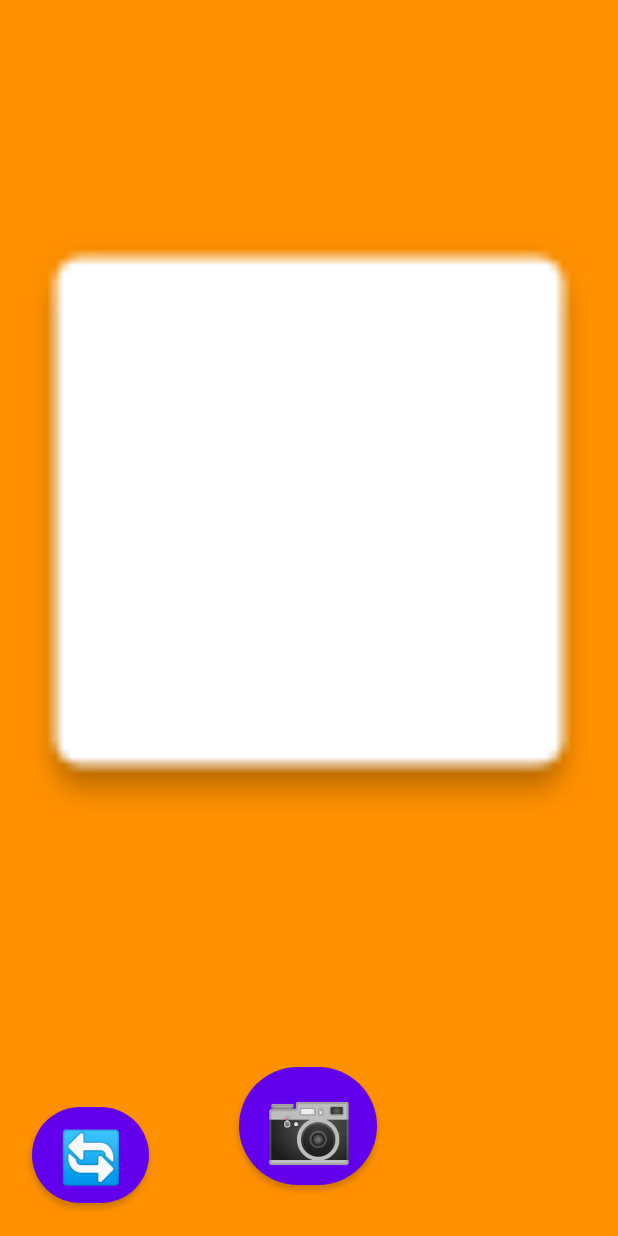
After one commit to GroupA-SODV2999-CapstoneProject/FindAndPlay, an Android app: the layout activity_auth_camera_page.xml on its own in the app's theme, with its tools: preview values and no code run, on a phone screen of 412 x 824 dp. The commit adds this screen. Run offline under Robolectric (Android 15) with nearby library versions, the phone set to English and light mode, and no system bars.

Commit message:
Camera Layout  -Added  a basic layout for the camera functionality.  -Will update it later down the line based on feedback from the functionality team.  -Portrait and landscape mode added  -btn_Camera => Takes a photo/performs the picture taking action.  -btn_switch_Camera => Switches between front facing and back facing cameras if available on the device (may need to create a auto detection for that).  -Picture_Display => where the image from the camera is streamed to.

```diff
--- /dev/null
+++ b/app/src/main/res/layout-land/activity_auth_camera_page.xml
@@ -0,0 +1,48 @@
+<?xml version="1.0" encoding="utf-8"?>
+<androidx.constraintlayout.widget.ConstraintLayout xmlns:android="http://schemas.android.com/apk/res/android"
+    xmlns:app="http://schemas.android.com/apk/res-auto"
+    xmlns:tools="http://schemas.android.com/tools"
+    android:layout_width="match_parent"
+    android:background="#FF9100"
+    android:layout_height="match_parent">
+
+    <Button
+        android:id="@+id/btn_Camera"
+        android:layout_width="wrap_content"
+        android:layout_height="wrap_content"
+        android:layout_marginEnd="24dp"
+        android:layout_marginBottom="148dp"
+        android:paddingBottom="10dp"
+        android:text="@string/camera_symbol"
+        android:textColorLink="#FF1000"
+        android:textSize="48sp"
+        app:cornerRadius="60dp"
+        app:layout_constraintBottom_toBottomOf="parent"
+        app:layout_constraintEnd_toEndOf="parent" />
+
+    <ImageView
+        android:id="@+id/Picture_View"
+        android:layout_width="0dp"
+        android:layout_height="0dp"
+        android:layout_marginEnd="16dp"
+        android:contentDescription="@string/picture_view"
+        app:layout_constraintBottom_toBottomOf="parent"
+        app:layout_constraintEnd_toStartOf="@+id/btn_Camera"
+        app:layout_constraintStart_toStartOf="parent"
+        app:layout_constraintTop_toTopOf="parent"
+        app:srcCompat="@drawable/common_google_signin_btn_icon_light_normal_background"
+        tools:ignore="ImageContrastCheck" />
+
+    <Button
+        android:id="@+id/btn_flip"
+        android:layout_width="78dp"
+        android:layout_height="76dp"
+        android:layout_marginEnd="32dp"
+        android:layout_marginBottom="16dp"
+        android:text="@string/flip_symbol"
+        android:textColorLink="#FF1000"
+        android:textSize="34sp"
+        app:cornerRadius="60dp"
+        app:layout_constraintBottom_toBottomOf="parent"
+        app:layout_constraintEnd_toEndOf="parent" />
+</androidx.constraintlayout.widget.ConstraintLayout>
--- /dev/null
+++ b/app/src/main/res/layout/activity_auth_camera_page.xml
@@ -0,0 +1,49 @@
+<?xml version="1.0" encoding="utf-8"?>
+<androidx.constraintlayout.widget.ConstraintLayout xmlns:android="http://schemas.android.com/apk/res/android"
+    xmlns:app="http://schemas.android.com/apk/res-auto"
+    xmlns:tools="http://schemas.android.com/tools"
+    android:layout_width="match_parent"
+    android:background="#FF9100"
+    android:layout_height="match_parent">
+
+    <Button
+        android:id="@+id/btn_Camera"
+        android:layout_width="wrap_content"
+        android:layout_height="wrap_content"
+        android:layout_marginBottom="28dp"
+        android:paddingBottom="10dp"
+        android:textColorLink="#FF1000"
+        android:text="@string/camera_symbol"
+        android:textSize="48sp"
+        app:cornerRadius="60dp"
+        app:layout_constraintBottom_toBottomOf="parent"
+        app:layout_constraintEnd_toEndOf="parent"
+        app:layout_constraintHorizontal_bias="0.498"
+        app:layout_constraintStart_toStartOf="parent" />
+
+    <ImageView
+        android:id="@+id/Picture_View"
+        android:layout_width="0dp"
+        android:layout_height="0dp"
+        android:layout_marginBottom="24dp"
+        android:contentDescription="@string/todo"
+        app:layout_constraintBottom_toTopOf="@+id/btn_Camera"
+        app:layout_constraintEnd_toEndOf="parent"
+        app:layout_constraintStart_toStartOf="parent"
+        app:layout_constraintTop_toTopOf="parent"
+        app:srcCompat="@drawable/common_google_signin_btn_icon_light_normal_background"
+        tools:ignore="ImageContrastCheck" />
+
+    <Button
+        android:id="@+id/btn_flip"
+        android:layout_width="78dp"
+        android:layout_height="76dp"
+        android:layout_marginEnd="60dp"
+        android:layout_marginBottom="16dp"
+        android:textColorLink="#FF1000"
+        android:text="@string/flip_symbol"
+        android:textSize="34sp"
+        app:cornerRadius="60dp"
+        app:layout_constraintBottom_toBottomOf="parent"
+        app:layout_constraintEnd_toStartOf="@+id/btn_Camera" />
+</androidx.constraintlayout.widget.ConstraintLayout>
--- a/app/src/main/res/values/strings.xml
+++ b/app/src/main/res/values/strings.xml
@@ -19,5 +19,9 @@
 
     <!-- SlotMachine -->
     <string name="respinBtnTxt">Spin again for selected</string>
+    <string name="picture_view">TODO</string>
+    <string name="camera_symbol">📷</string>
+    <string name="flip_symbol">🔄</string>
+    <string name="todo">TODO</string>
 
 </resources>
```
